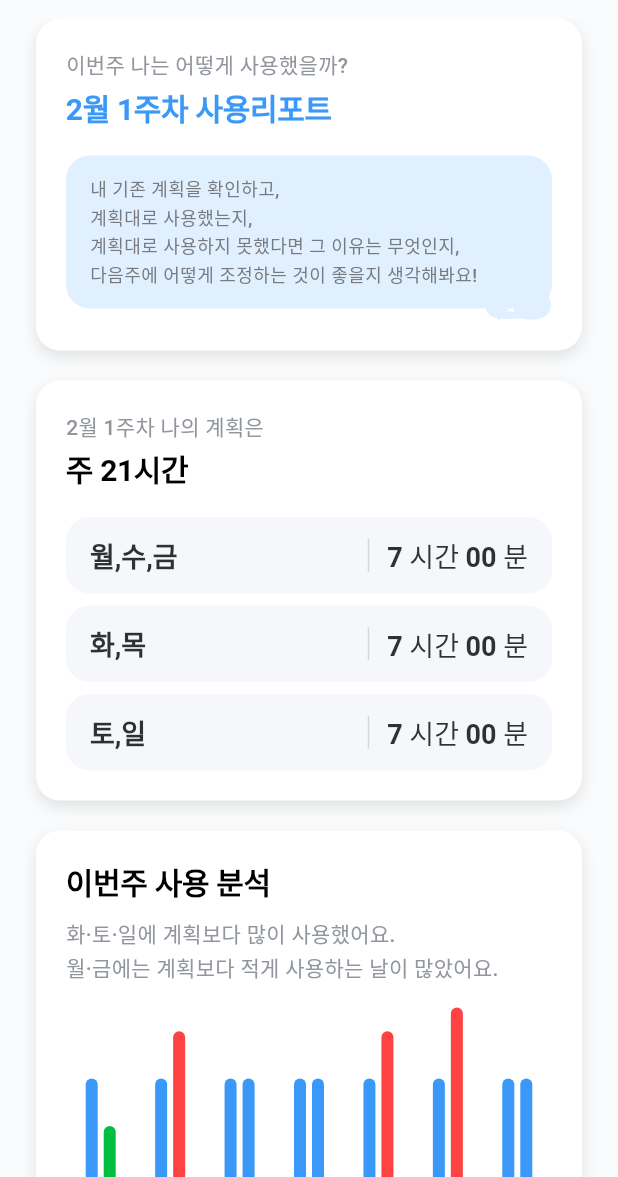
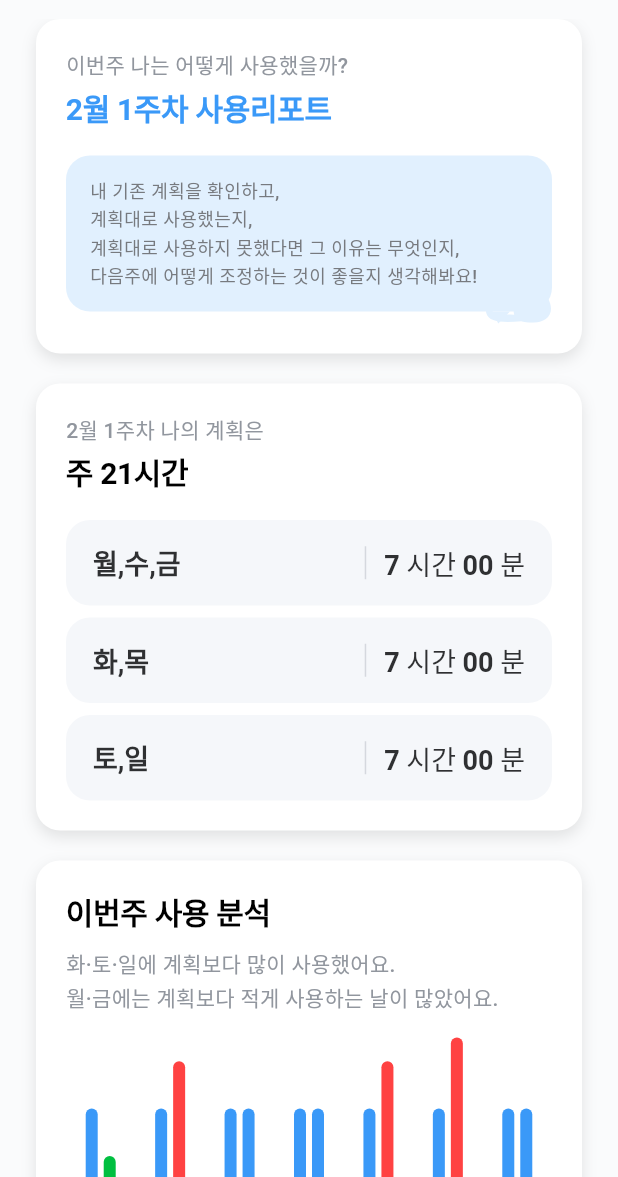
Before and after one commit to 2026-quadS-Bridge-Project/Quad-S-Team12-App-Child, a Flutter app: the ReportPage screen opened by its route, on a phone screen of 412 x 824 dp, the part 59-1236 px from its top. Run offline on Flutter 3.47's test engine with Material 3 defaults, Android fonts, the phone set to English and light mode, and no system bars; drawn by our look-alikes of fl_chart; our stand-ins replace dotted_border, flutter_svg, go_router, image_picker, shared_preferences; accounts and stored records are empty; Roboto replaces fonts that are missing (Pretendard).

Commit message:
refactor(report): tighten day-row + speech-bubble padding to Figma
Day group containers in cards 2/3/5 move from 16h/12v to 18h/15v per
07-report.md §"Day Group Container"; intro speech bubble's vertical
padding tightens from 14 → 15. Outer card padding stays at 20 — the
1px horizontal / 2px vertical delta vs spec 19h/18v is below visual
threshold and avoids re-snapshot churn.

Co-Authored-By: Claude Opus 4.7 (1M context) <noreply@anthropic.com>

```diff
--- a/lib/features/report/presentation/pages/report_page.dart
+++ b/lib/features/report/presentation/pages/report_page.dart
@@ -187,7 +187,7 @@ class _IntroSpeechBubble extends StatelessWidget {
       crossAxisAlignment: CrossAxisAlignment.stretch,
       children: [
         Container(
-          padding: const EdgeInsets.symmetric(horizontal: 16, vertical: 14),
+          padding: const EdgeInsets.symmetric(horizontal: 16, vertical: 15),
           decoration: BoxDecoration(
             color: AppColors.primarySoft,
             borderRadius: BorderRadius.circular(AppTokens.cardRadiusSmall),
@@ -288,7 +288,7 @@ class _PlanDaySetRow extends StatelessWidget {
   @override
   Widget build(BuildContext context) {
     return Container(
-      padding: const EdgeInsets.symmetric(horizontal: 16, vertical: 12),
+      padding: const EdgeInsets.symmetric(horizontal: 18, vertical: 15),
       decoration: BoxDecoration(
         color: AppColors.gray100,
         borderRadius: BorderRadius.circular(AppTokens.cardRadiusSmall),
@@ -396,7 +396,7 @@ class _DayBreakdownRow extends StatelessWidget {
     final int deltaAbsHours = (deltaMinutes.abs() / 60).round();
 
     return Container(
-      padding: const EdgeInsets.symmetric(horizontal: 16, vertical: 12),
+      padding: const EdgeInsets.symmetric(horizontal: 18, vertical: 15),
       decoration: BoxDecoration(
         color: AppColors.gray100,
         borderRadius: BorderRadius.circular(AppTokens.cardRadiusSmall),
@@ -647,7 +647,7 @@ class _SuggestionRow extends StatelessWidget {
     final int hours = suggestion.suggestedHours;
 
     return Container(
-      padding: const EdgeInsets.symmetric(horizontal: 16, vertical: 12),
+      padding: const EdgeInsets.symmetric(horizontal: 18, vertical: 15),
       decoration: BoxDecoration(
         color: AppColors.gray100,
         borderRadius: BorderRadius.circular(AppTokens.cardRadiusSmall),
```
